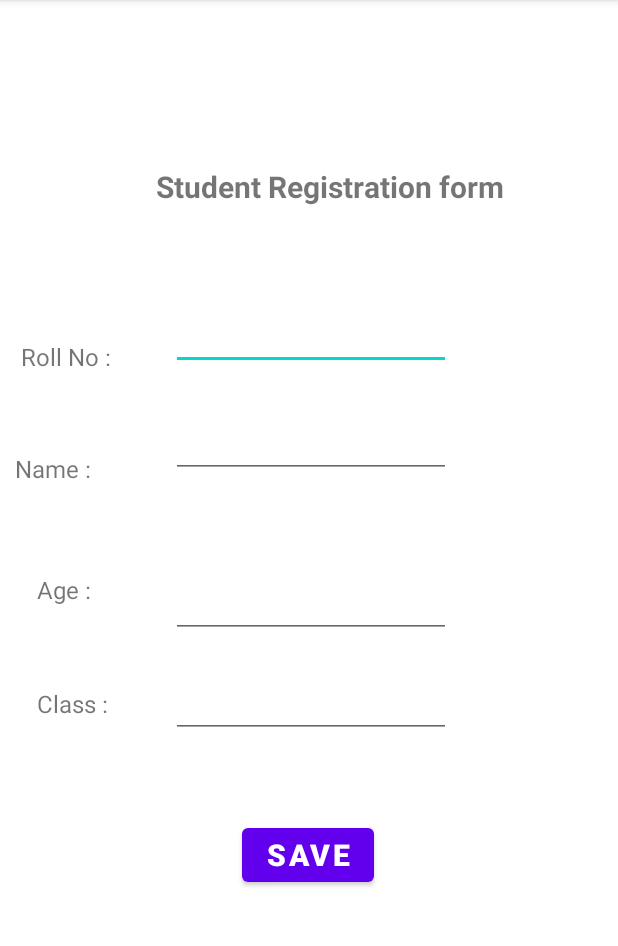
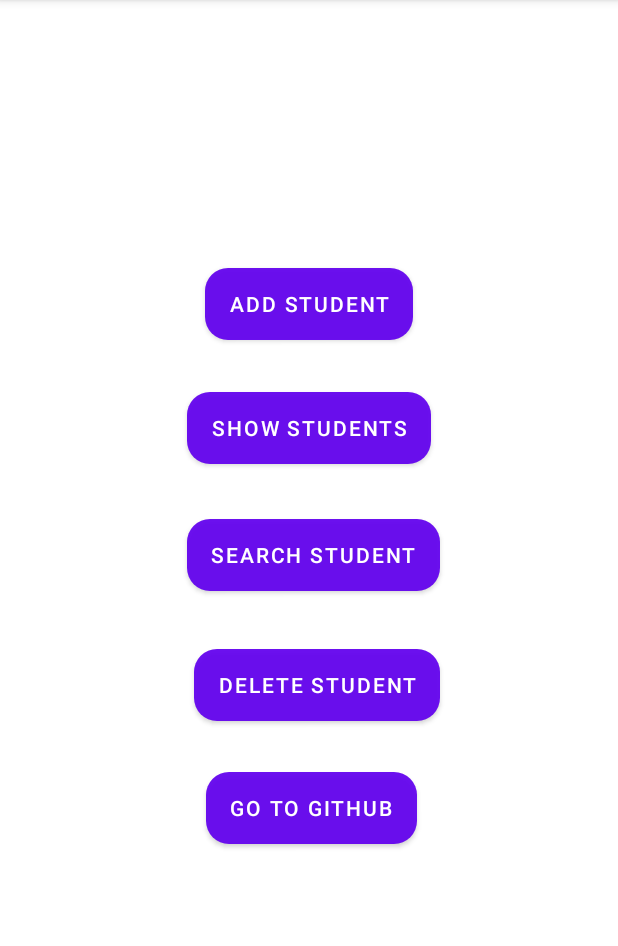
Before and after one commit to ShoaibAkram2001/Hafiz_Quran_Record_App, an Android app: the screen it shows after launch (MainActivity), on a phone screen of 412 x 824 dp, the part 84-1030 px from its top. Run offline under Robolectric (Android 15) with nearby library versions, the phone set to English and light mode, and no system bars.

Commit message:
Activities Design Finished

```diff
--- a/app/src/main/java/com/example/hafiz_quran_record/MainActivity.java
+++ b/app/src/main/java/com/example/hafiz_quran_record/MainActivity.java
@@ -2,13 +2,85 @@ package com.example.hafiz_quran_record;
 
 import androidx.appcompat.app.AppCompatActivity;
 
+import android.content.Intent;
 import android.os.Bundle;
+import android.view.View;
+import android.widget.Button;
+import android.net.Uri;
+public class MainActivity extends AppCompatActivity {
 
-public class MainActivity extends AppCompatActivity {
+    Button AddBtn;
+    Button ShowBtn;
+    Button SearchBtn;
+    Button DeleteBtn;
+    Button GithubBtn;
 
     @Override
     protected void onCreate(Bundle savedInstanceState) {
         super.onCreate(savedInstanceState);
         setContentView(R.layout.activity_main);
+
+        AddBtn=findViewById(R.id.addBtn);
+        ShowBtn=findViewById(R.id.showBtn);
+        SearchBtn=findViewById(R.id.searchBtn);
+        DeleteBtn=findViewById(R.id.deleteBtn);
+        GithubBtn=findViewById(R.id.githubBtn);
+
+        // go AddStudent
+        AddBtn.setOnClickListener(new View.OnClickListener() {
+            @Override
+            public void onClick(View view) {
+                Intent addIntent=new Intent(MainActivity.this,AddStudent.class);
+
+                startActivity(addIntent);
+
+            }
+        });
+
+        // go showStudent
+        ShowBtn.setOnClickListener(new View.OnClickListener() {
+            @Override
+            public void onClick(View view) {
+                Intent showIntent=new Intent(MainActivity.this,ShowStudents.class);
+
+                startActivity(showIntent);
+
+            }
+        });
+
+
+        // go deleteStudent
+        DeleteBtn.setOnClickListener(new View.OnClickListener() {
+            @Override
+            public void onClick(View view) {
+                Intent deleteIntent=new Intent(MainActivity.this,DeleteStudent.class);
+                startActivity(deleteIntent);
+            }
+        });
+
+        // go SearchStudent
+        SearchBtn.setOnClickListener(new View.OnClickListener() {
+            @Override
+            public void onClick(View view) {
+                Intent searchIntent=new Intent(MainActivity.this,SearchStudent.class);
+                startActivity(searchIntent);
+            }
+        });
+
+        // go Github
+        GithubBtn.setOnClickListener(new View.OnClickListener() {
+            @Override
+            public void onClick(View view) {
+                goToGithub("https://github.com/ShoaibAkram2001/Hafiz_Quran_Record_App.git");
+            }
+        });
+    }
+
+    public void goToGithub(String s)
+    {
+        Uri uri=Uri.parse(s);
+        Intent i=new Intent(Intent.ACTION_VIEW,uri);
+        startActivity((i));
+
     }
 }
--- /dev/null
+++ b/app/src/main/res/drawable/roundbutton.xml
@@ -0,0 +1,9 @@
+<?xml version="1.0" encoding="utf-8"?>
+<shape xmlns:android="http://schemas.android.com/apk/res/android"
+    android:shape="rectangle">
+    <solid android:color="#eeffffff" />
+    <corners android:bottomRightRadius="15dp"
+        android:bottomLeftRadius="15dp"
+        android:topRightRadius="15dp"
+        android:topLeftRadius="15dp"/>
+</shape>
--- a/app/src/main/res/layout/activity_main.xml
+++ b/app/src/main/res/layout/activity_main.xml
@@ -6,140 +6,68 @@
     android:layout_height="match_parent"
     tools:context=".MainActivity">
 
-    <TextView
-        android:id="@+id/textView"
+
+    <Button
+        android:id="@+id/addBtn"
         android:layout_width="wrap_content"
         android:layout_height="wrap_content"
-        android:padding="10dp"
-        android:text="Student Registration form"
-        android:textSize="20dp"
-        android:textStyle="bold"
+        android:text="Add Student"
+        android:background="@drawable/roundbutton"
         app:layout_constraintBottom_toBottomOf="parent"
         app:layout_constraintEnd_toEndOf="parent"
-        app:layout_constraintHorizontal_bias="0.587"
         app:layout_constraintStart_toStartOf="parent"
         app:layout_constraintTop_toTopOf="parent"
-        app:layout_constraintVertical_bias="0.14" />
+        app:layout_constraintVertical_bias="0.248" />
 
-    <TextView
-        android:id="@+id/textView2"
+    <Button
+        android:id="@+id/showBtn"
         android:layout_width="wrap_content"
         android:layout_height="wrap_content"
-        android:text=" Roll No :"
-        android:textSize="16dp"
+        android:text="Show students"
+        android:background="@drawable/roundbutton"
         app:layout_constraintBottom_toBottomOf="parent"
-        app:layout_constraintEnd_toStartOf="@+id/textView"
-        app:layout_constraintHorizontal_bias="0.333"
-        app:layout_constraintStart_toStartOf="parent"
+        app:layout_constraintEnd_toEndOf="@+id/addBtn"
+        app:layout_constraintStart_toStartOf="@+id/addBtn"
         app:layout_constraintTop_toTopOf="parent"
-        app:layout_constraintVertical_bias="0.304" />
+        app:layout_constraintVertical_bias="0.363" />
 
-    <EditText
-        android:id="@+id/editTextTextPersonName"
+    <Button
+        android:id="@+id/searchBtn"
         android:layout_width="wrap_content"
         android:layout_height="wrap_content"
-        android:layout_marginStart="28dp"
-        android:layout_marginTop="204dp"
-        android:ems="10"
-        android:inputType="textPersonName"
+        android:background="@drawable/roundbutton"
+        android:text="Search Student"
+        app:layout_constraintBottom_toBottomOf="parent"
+        app:layout_constraintEnd_toEndOf="@+id/showBtn"
+        app:layout_constraintHorizontal_bias="0.0"
+        app:layout_constraintStart_toStartOf="@+id/showBtn"
+        app:layout_constraintTop_toTopOf="parent"
+        app:layout_constraintVertical_bias="0.481" />
 
-        android:textSize="16dp"
-        app:layout_constraintEnd_toEndOf="parent"
-        app:layout_constraintHorizontal_bias="0.096"
-        app:layout_constraintStart_toEndOf="@+id/textView2"
-        app:layout_constraintTop_toTopOf="parent" />
-
-    <TextView
-        android:id="@+id/textView3"
+    <Button
+        android:id="@+id/deleteBtn"
         android:layout_width="wrap_content"
         android:layout_height="wrap_content"
-        android:text="Name :"
-        android:textSize="16dp"
+        android:background="@drawable/roundbutton"
+        android:text="Delete Student"
         app:layout_constraintBottom_toBottomOf="parent"
-        app:layout_constraintEnd_toEndOf="@+id/textView2"
-        app:layout_constraintHorizontal_bias="0.0"
-        app:layout_constraintStart_toStartOf="@+id/textView2"
-        app:layout_constraintTop_toBottomOf="@+id/textView2"
-        app:layout_constraintVertical_bias="0.106" />
+        app:layout_constraintEnd_toEndOf="@+id/searchBtn"
+        app:layout_constraintHorizontal_bias="1.0"
+        app:layout_constraintStart_toStartOf="@+id/searchBtn"
+        app:layout_constraintTop_toTopOf="parent"
+        app:layout_constraintVertical_bias="0.601" />
 
-    <EditText
-        android:id="@+id/editTextTextPersonName2"
+    <Button
+        android:id="@+id/githubBtn"
         android:layout_width="wrap_content"
         android:layout_height="wrap_content"
-        android:layout_marginStart="36dp"
-        android:layout_marginTop="20dp"
-        android:ems="10"
-        android:inputType="textPersonName"
-        android:textSize="16dp"
-        app:layout_constraintBottom_toTopOf="@+id/editTextTextPersonName3"
-        app:layout_constraintEnd_toEndOf="@+id/editTextTextPersonName"
-        app:layout_constraintHorizontal_bias="1.0"
-        app:layout_constraintStart_toEndOf="@+id/textView3"
-        app:layout_constraintTop_toBottomOf="@+id/editTextTextPersonName"
-        app:layout_constraintVertical_bias="0.13" />
+        android:text="Go to Github"
+        app:layout_constraintBottom_toBottomOf="parent"
+        android:background="@drawable/roundbutton"
+        app:layout_constraintEnd_toEndOf="@+id/deleteBtn"
+        app:layout_constraintHorizontal_bias="0.333"
+        app:layout_constraintStart_toStartOf="@+id/deleteBtn"
+        app:layout_constraintTop_toTopOf="parent"
+        app:layout_constraintVertical_bias="0.715" />
 
-    <TextView
-        android:id="@+id/textView4"
-        android:layout_width="wrap_content"
-        android:layout_height="wrap_content"
-        android:layout_marginBottom="364dp"
-        android:text="Age :"
-        android:textSize="16dp"
-        app:layout_constraintBottom_toBottomOf="parent"
-        app:layout_constraintEnd_toEndOf="@+id/textView3"
-        app:layout_constraintHorizontal_bias="1.0"
-        app:layout_constraintStart_toStartOf="@+id/textView3" />
-
-    <EditText
-        android:id="@+id/editTextTextPersonName3"
-        android:layout_width="wrap_content"
-        android:layout_height="wrap_content"
-        android:layout_marginBottom="24dp"
-        android:ems="10"
-        android:inputType="textPersonName"
-        android:textSize="16dp"
-        app:layout_constraintBottom_toTopOf="@+id/editTextTextPersonName4"
-        app:layout_constraintEnd_toEndOf="@+id/editTextTextPersonName2"
-        app:layout_constraintHorizontal_bias="1.0"
-        app:layout_constraintStart_toStartOf="@+id/editTextTextPersonName2" />
-
-    <TextView
-        android:id="@+id/textView5"
-        android:layout_width="wrap_content"
-        android:layout_height="wrap_content"
-        android:layout_marginBottom="288dp"
-        android:text="Class :"
-        android:textSize="16dp"
-        app:layout_constraintBottom_toBottomOf="parent"
-        app:layout_constraintEnd_toEndOf="@+id/textView4"
-        app:layout_constraintHorizontal_bias="0.0"
-        app:layout_constraintStart_toStartOf="@+id/textView4" />
-
-    <EditText
-        android:id="@+id/editTextTextPersonName4"
-        android:layout_width="wrap_content"
-        android:layout_height="wrap_content"
-        android:layout_marginBottom="276dp"
-        android:ems="10"
-        android:inputType="textPersonName"
-
-        android:textSize="16dp"
-        app:layout_constraintBottom_toBottomOf="parent"
-        app:layout_constraintEnd_toEndOf="@+id/editTextTextPersonName3"
-        app:layout_constraintHorizontal_bias="0.0"
-        app:layout_constraintStart_toStartOf="@+id/editTextTextPersonName3" />
-
-    <Button
-        android:id="@+id/button2"
-        android:layout_width="wrap_content"
-        android:layout_height="wrap_content"
-        android:text="Save"
-        android:textSize="20dp"
-        android:textStyle="bold"
-        app:layout_constraintBottom_toBottomOf="parent"
-        app:layout_constraintEnd_toEndOf="parent"
-        app:layout_constraintHorizontal_bias="0.498"
-        app:layout_constraintStart_toStartOf="parent"
-        app:layout_constraintTop_toBottomOf="@+id/editTextTextPersonName4"
-        app:layout_constraintVertical_bias="0.238" />
 </androidx.constraintlayout.widget.ConstraintLayout>
```
Also changed, not shown: app/src/main/AndroidManifest.xml (+12 -0 lines), app/src/main/java/com/example/hafiz_quran_record/AddStudent.java (added, +19 -0 lines), app/src/main/java/com/example/hafiz_quran_record/DeleteStudent.java (added, +14 -0 lines), app/src/main/java/com/example/hafiz_quran_record/SearchStudent.java (added, +14 -0 lines), app/src/main/java/com/example/hafiz_quran_record/ShowStudents.java (added, +14 -0 lines), app/src/main/res/layout/activity_delete_student.xml (added, +49 -0 lines), app/src/main/res/layout/activity_main2.xml (added, +151 -0 lines), app/src/main/res/layout/activity_search_student.xml (added, +49 -0 lines), app/src/main/res/layout/activity_show_students.xml (added, +10 -0 lines).
